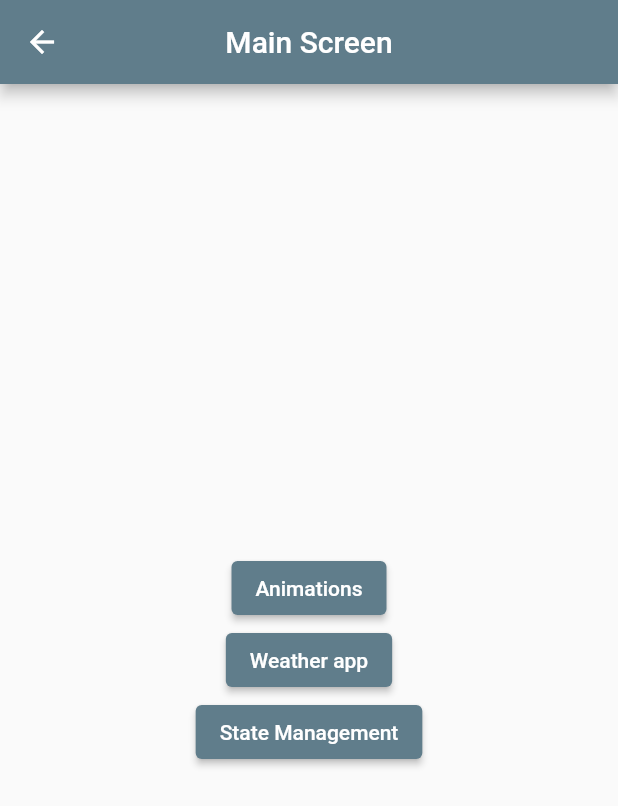
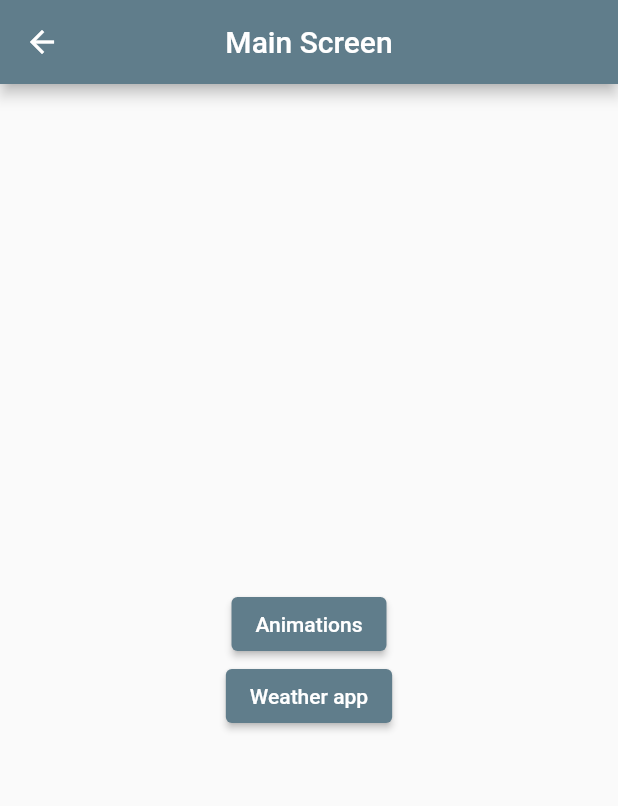
Before and after one commit to Khrolovich/khrolovich_playground_app-flutter-, a Flutter app: the MainScreen screen opened by its route, on a phone screen of 412 x 824 dp. Shown: the top 806 px of the screen. Run offline on Flutter 3.47's test engine with Material 2 defaults, Android fonts, the phone set to English and light mode, and no system bars; our stand-ins replace connectivity, flutter_spinkit, flutter_typeahead, geolocator; missing offline and left inert: flutter_keyboard_visibility_web, geolocator_web.

```diff
--- a/lib/screens/main_screen.dart
+++ b/lib/screens/main_screen.dart
@@ -20,9 +20,9 @@ class MainScreen extends StatelessWidget {
                 onPressed: () =>
                     Navigator.pushNamed(context, '/WeatherAppMyHomePage'),
                 child: Text('Weather app')),
-            ElevatedButton(
-                onPressed: () => Navigator.pushNamed(context, '/StatesScreen'),
-                child: Text('State Management')),
+            // ElevatedButton(
+            //     onPressed: () => Navigator.pushNamed(context, '/StatesScreen'),
+            //     child: Text('State Management')),
           ],
         ),
       ),
```
